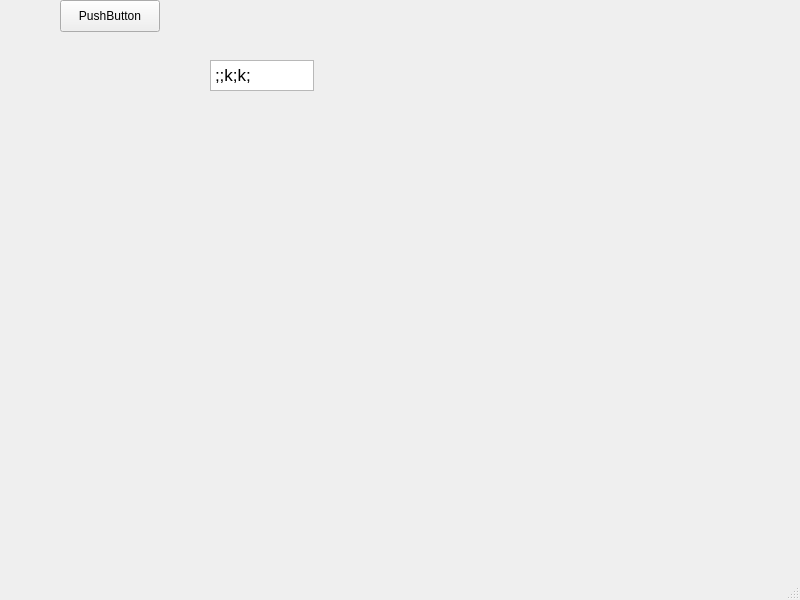
Before: the Qt Designer form form.ui in bskyiv/ui, drawn with Qt 5.
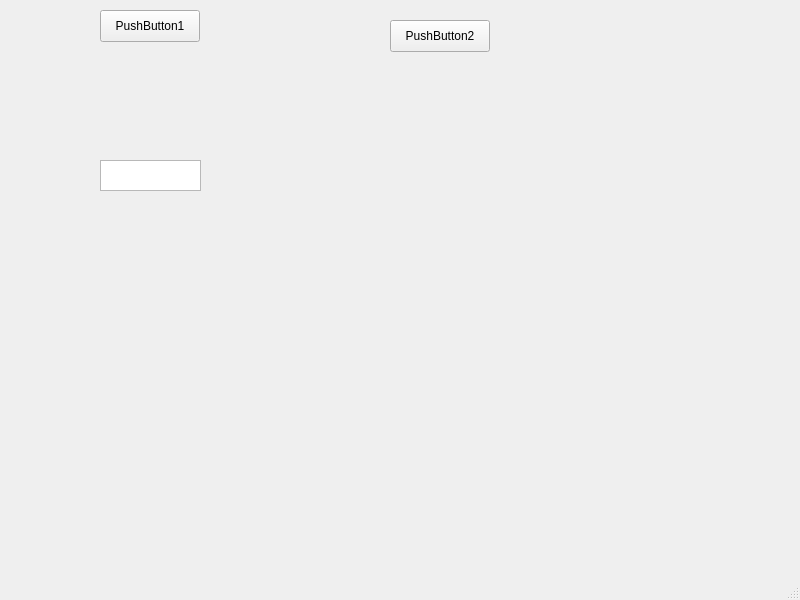
After: the same form once the commit is applied.

```diff
--- a/form.ui
+++ b/form.ui
@@ -14,38 +14,41 @@
    <string>MainWindow</string>
   </property>
   <widget class="QWidget" name="centralwidget">
+   <widget class="QPushButton" name="pushButton1">
+    <property name="geometry">
+     <rect>
+      <x>100</x>
+      <y>10</y>
+      <width>100</width>
+      <height>32</height>
+     </rect>
+    </property>
+    <property name="text">
+     <string>PushButton1</string>
+    </property>
+   </widget>
+   <widget class="QPushButton" name="pushButton2">
+    <property name="geometry">
+     <rect>
+      <x>390</x>
+      <y>20</y>
+      <width>100</width>
+      <height>32</height>
+     </rect>
+    </property>
+    <property name="text">
+     <string>PushButton2</string>
+    </property>
+   </widget>
    <widget class="QTextEdit" name="textEdit">
     <property name="geometry">
      <rect>
-      <x>210</x>
-      <y>60</y>
-      <width>104</width>
+      <x>100</x>
+      <y>160</y>
+      <width>101</width>
       <height>31</height>
      </rect>
     </property>
-    <property name="html">
-     <string>&lt;!DOCTYPE HTML PUBLIC &quot;-//W3C//DTD HTML 4.0//EN&quot; &quot;http://www.w3.org/TR/REC-html40/strict.dtd&quot;&gt;
-&lt;html&gt;&lt;head&gt;&lt;meta name=&quot;qrichtext&quot; content=&quot;1&quot; /&gt;&lt;meta charset=&quot;utf-8&quot; /&gt;&lt;style type=&quot;text/css&quot;&gt;
-p, li { white-space: pre-wrap; }
-hr { height: 1px; border-width: 0; }
-li.unchecked::marker { content: &quot;\2610&quot;; }
-li.checked::marker { content: &quot;\2612&quot;; }
-&lt;/style&gt;&lt;/head&gt;&lt;body style=&quot; font-family:'.AppleSystemUIFont'; font-size:13pt; font-weight:400; font-style:normal;&quot;&gt;
-&lt;p style=&quot; margin-top:0px; margin-bottom:0px; margin-left:0px; margin-right:0px; -qt-block-indent:0; text-indent:0px;&quot;&gt;;;k;k;&lt;/p&gt;&lt;/body&gt;&lt;/html&gt;</string>
-    </property>
-   </widget>
-   <widget class="QPushButton" name="pushButton">
-    <property name="geometry">
-     <rect>
-      <x>60</x>
-      <y>0</y>
-      <width>100</width>
-      <height>32</height>
-     </rect>
-    </property>
-    <property name="text">
-     <string>PushButton</string>
-    </property>
    </widget>
   </widget>
   <widget class="QMenuBar" name="menubar">
```
Left out of the diff: 34 changed lines with no effect on the pictures.
